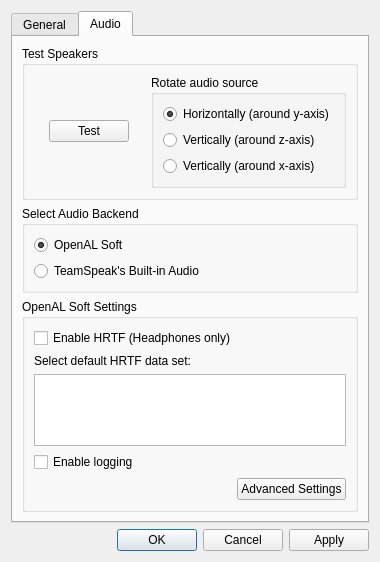
This is ts_plugin/src/ui/settingsdialog.ui in jhakonen/wot-teamspeak-mod as Qt 5 draws it before an edit. The edited form follows.
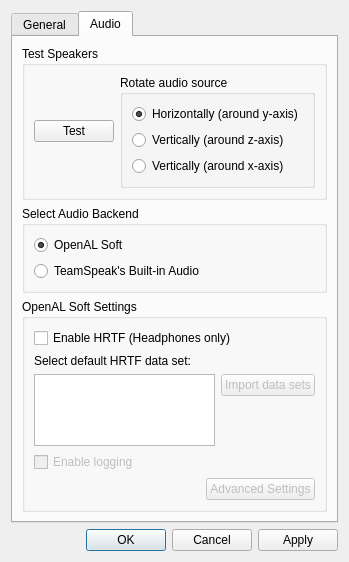
This is the edited form.

Commit message:
Show available HRTF data sets in settings dialog.
 - Collects *.mhr files from resources and %appdata%/openal/hrtf folder.
 - Includes only files which match sound card's frequency.
 - Passes files to settings UI.
 - Settings UI simplifies the file names and lists them in dialog's data set selector.
 - Added button for importing more data sets (disabled for now).
 - Disabled logging checkbox.
 - Disabled Advanced settings button.

Patch:
```diff
--- a/ts_plugin/src/ui/settingsdialog.ui
+++ b/ts_plugin/src/ui/settingsdialog.ui
@@ -6,8 +6,8 @@
    <rect>
     <x>0</x>
     <y>0</y>
-    <width>380</width>
-    <height>508</height>
+    <width>340</width>
+    <height>528</height>
    </rect>
   </property>
   <property name="windowTitle">
@@ -179,14 +179,51 @@
            </widget>
           </item>
           <item>
-           <widget class="QListView" name="hrtfDataSetListView">
-            <property name="toolTip">
-             <string>&lt;html&gt;&lt;head/&gt;&lt;body&gt;&lt;p&gt;&lt;span style=&quot; font-weight:600;&quot;&gt;Selecting data set:&lt;/span&gt;&lt;/p&gt;&lt;p&gt;Select a data set from this list and then play the test sound using horizontal rotation. Try to find a data set where the test sound rotates horizontally at same level around you.&lt;/p&gt;&lt;/body&gt;&lt;/html&gt;</string>
-            </property>
-           </widget>
+           <layout class="QHBoxLayout" name="horizontalLayout_3">
+            <item>
+             <widget class="QListView" name="hrtfDataSetListView">
+              <property name="toolTip">
+               <string>&lt;html&gt;&lt;head/&gt;&lt;body&gt;&lt;p&gt;&lt;span style=&quot; font-weight:600;&quot;&gt;Selecting data set:&lt;/span&gt;&lt;/p&gt;&lt;p&gt;Select a data set from this list and then play the test sound using horizontal rotation. Try to find a data set where the test sound rotates horizontally at same level around you.&lt;/p&gt;&lt;/body&gt;&lt;/html&gt;</string>
+              </property>
+              <property name="editTriggers">
+               <set>QAbstractItemView::NoEditTriggers</set>
+              </property>
+             </widget>
+            </item>
+            <item>
+             <layout class="QVBoxLayout" name="verticalLayout_6">
+              <item>
+               <widget class="QPushButton" name="pushButton_2">
+                <property name="enabled">
+                 <bool>false</bool>
+                </property>
+                <property name="text">
+                 <string>Import data sets</string>
+                </property>
+               </widget>
+              </item>
+              <item>
+               <spacer name="verticalSpacer_2">
+                <property name="orientation">
+                 <enum>Qt::Vertical</enum>
+                </property>
+                <property name="sizeHint" stdset="0">
+                 <size>
+                  <width>20</width>
+                  <height>40</height>
+                 </size>
+                </property>
+               </spacer>
+              </item>
+             </layout>
+            </item>
+           </layout>
           </item>
           <item>
            <widget class="QCheckBox" name="enableLoggingCheckBox">
+            <property name="enabled">
+             <bool>false</bool>
+            </property>
             <property name="text">
              <string>Enable logging</string>
             </property>
@@ -209,6 +246,9 @@
             </item>
             <item>
              <widget class="QPushButton" name="pushButton">
+              <property name="enabled">
+               <bool>false</bool>
+              </property>
               <property name="text">
                <string>Advanced Settings</string>
               </property>
```
The commit also changes 12 other files.
